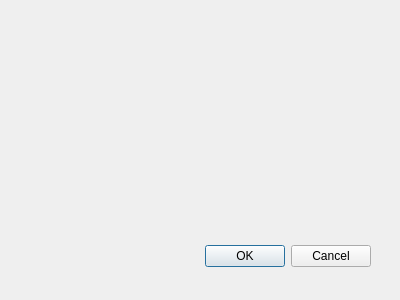
Before: the Qt Designer form ProzessUI/horizoncurvaturedialog.ui in fsoos74/su, drawn with Qt 5.
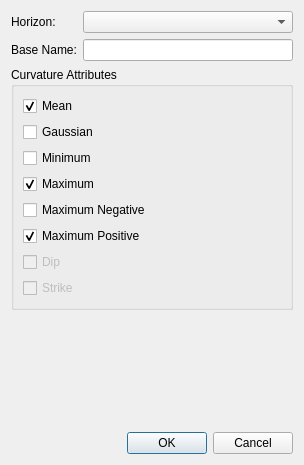
After: the same form once the commit is applied.

Commit message: improved horizon curvature

```diff
--- a/ProzessUI/horizoncurvaturedialog.ui
+++ b/ProzessUI/horizoncurvaturedialog.ui
@@ -8,29 +8,149 @@
    <rect>
     <x>0</x>
     <y>0</y>
-    <width>400</width>
-    <height>300</height>
+    <width>304</width>
+    <height>465</height>
    </rect>
   </property>
   <property name="windowTitle">
    <string>Dialog</string>
   </property>
-  <widget class="QDialogButtonBox" name="buttonBox">
-   <property name="geometry">
-    <rect>
-     <x>30</x>
-     <y>240</y>
-     <width>341</width>
-     <height>32</height>
-    </rect>
-   </property>
-   <property name="orientation">
-    <enum>Qt::Horizontal</enum>
-   </property>
-   <property name="standardButtons">
-    <set>QDialogButtonBox::Cancel|QDialogButtonBox::Ok</set>
-   </property>
-  </widget>
+  <layout class="QVBoxLayout" name="verticalLayout_2">
+   <item>
+    <layout class="QGridLayout" name="gridLayout">
+     <item row="0" column="0">
+      <widget class="QLabel" name="label">
+       <property name="text">
+        <string>Horizon:</string>
+       </property>
+      </widget>
+     </item>
+     <item row="0" column="1">
+      <widget class="QComboBox" name="cbHorizon">
+       <property name="minimumSize">
+        <size>
+         <width>200</width>
+         <height>0</height>
+        </size>
+       </property>
+      </widget>
+     </item>
+     <item row="1" column="0">
+      <widget class="QLabel" name="label_2">
+       <property name="text">
+        <string>Base Name:</string>
+       </property>
+      </widget>
+     </item>
+     <item row="1" column="1">
+      <widget class="QLineEdit" name="leBaseName"/>
+     </item>
+    </layout>
+   </item>
+   <item>
+    <widget class="QGroupBox" name="groupBox">
+     <property name="title">
+      <string>Curvature Attributes</string>
+     </property>
+     <layout class="QVBoxLayout" name="verticalLayout">
+      <item>
+       <widget class="QCheckBox" name="cbKMean">
+        <property name="text">
+         <string>Mean</string>
+        </property>
+        <property name="checked">
+         <bool>true</bool>
+        </property>
+       </widget>
+      </item>
+      <item>
+       <widget class="QCheckBox" name="cbKGauss">
+        <property name="text">
+         <string>Gaussian</string>
+        </property>
+       </widget>
+      </item>
+      <item>
+       <widget class="QCheckBox" name="cbKMin">
+        <property name="text">
+         <string>Minimum</string>
+        </property>
+       </widget>
+      </item>
+      <item>
+       <widget class="QCheckBox" name="cbKMax">
+        <property name="text">
+         <string>Maximum</string>
+        </property>
+        <property name="checked">
+         <bool>true</bool>
+        </property>
+       </widget>
+      </item>
+      <item>
+       <widget class="QCheckBox" name="cbKMaxNeg">
+        <property name="text">
+         <string>Maximum Negative</string>
+        </property>
+       </widget>
+      </item>
+      <item>
+       <widget class="QCheckBox" name="cbKMaxPos">
+        <property name="text">
+         <string>Maximum Positive</string>
+        </property>
+        <property name="checked">
+         <bool>true</bool>
+        </property>
+       </widget>
+      </item>
+      <item>
+       <widget class="QCheckBox" name="cbDip">
+        <property name="enabled">
+         <bool>false</bool>
+        </property>
+        <property name="text">
+         <string>Dip</string>
+        </property>
+       </widget>
+      </item>
+      <item>
+       <widget class="QCheckBox" name="cStrike">
+        <property name="enabled">
+         <bool>false</bool>
+        </property>
+        <property name="text">
+         <string>Strike</string>
+        </property>
+       </widget>
+      </item>
+     </layout>
+    </widget>
+   </item>
+   <item>
+    <spacer name="verticalSpacer">
+     <property name="orientation">
+      <enum>Qt::Vertical</enum>
+     </property>
+     <property name="sizeHint" stdset="0">
+      <size>
+       <width>20</width>
+       <height>40</height>
+      </size>
+     </property>
+    </spacer>
+   </item>
+   <item>
+    <widget class="QDialogButtonBox" name="buttonBox">
+     <property name="orientation">
+      <enum>Qt::Horizontal</enum>
+     </property>
+     <property name="standardButtons">
+      <set>QDialogButtonBox::Cancel|QDialogButtonBox::Ok</set>
+     </property>
+    </widget>
+   </item>
+  </layout>
  </widget>
  <pixmapfunction/>
  <resources/>
```
Left out of the diff: 5 changed lines with no effect on the pictures. The commit also changes 8 other files.
